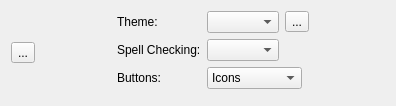
xMoad/marave, file marave/prefs.ui: the form before one commit.
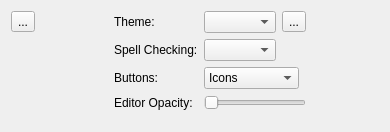
The form after the commit. Icons and pictures are not drawn.

Commit message: Added 'editor opacity' control

Diff of the .ui file:
```diff
--- a/marave/prefs.ui
+++ b/marave/prefs.ui
@@ -6,8 +6,8 @@
    <rect>
     <x>0</x>
     <y>0</y>
-    <width>396</width>
-    <height>106</height>
+    <width>390</width>
+    <height>132</height>
    </rect>
   </property>
   <property name="windowTitle">
@@ -15,6 +15,8 @@
   </property>
   <layout class="QHBoxLayout" name="horizontalLayout_2">
    <item>
+    <layout class="QVBoxLayout" name="verticalLayout">
+     <item>
     <widget class="QToolButton" name="close">
      <property name="text">
       <string>...</string>
@@ -26,6 +28,21 @@
     </widget>
    </item>
    <item>
+      <spacer name="verticalSpacer">
+       <property name="orientation">
+        <enum>Qt::Vertical</enum>
+       </property>
+       <property name="sizeHint" stdset="0">
+        <size>
+         <width>20</width>
+         <height>40</height>
+        </size>
+       </property>
+      </spacer>
+     </item>
+    </layout>
+   </item>
+   <item>
     <spacer name="horizontalSpacer">
      <property name="orientation">
       <enum>Qt::Horizontal</enum>
@@ -107,6 +124,23 @@
        </item>
       </widget>
      </item>
+     <item row="3" column="0">
+      <widget class="QLabel" name="label_4">
+       <property name="text">
+        <string>Editor Opacity:</string>
+       </property>
+      </widget>
+     </item>
+     <item row="3" column="1">
+      <widget class="QSlider" name="opacity">
+       <property name="maximum">
+        <number>100</number>
+       </property>
+       <property name="orientation">
+        <enum>Qt::Horizontal</enum>
+       </property>
+      </widget>
+     </item>
     </layout>
    </item>
    <item>
```
Lines whose indentation alone changed are shown as unchanged. The commit also changes 2 other files.
